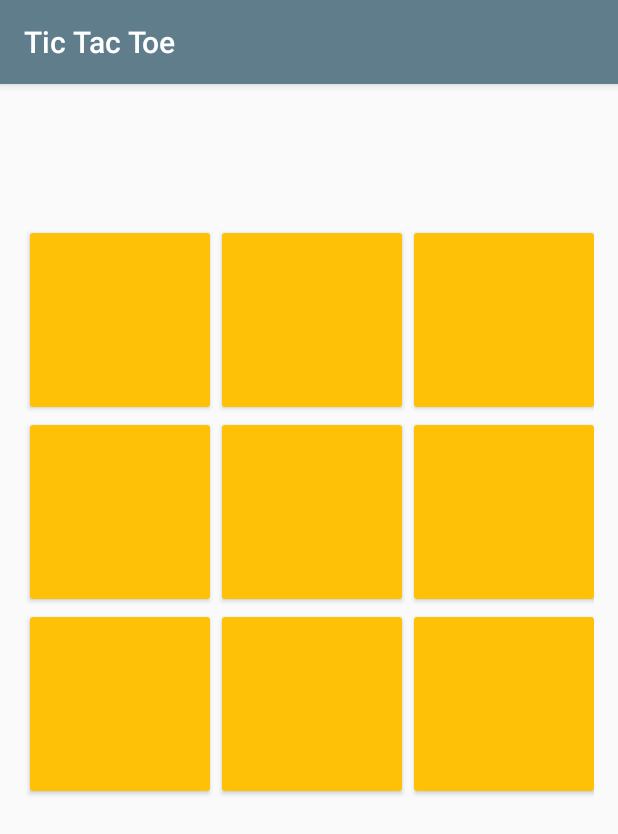
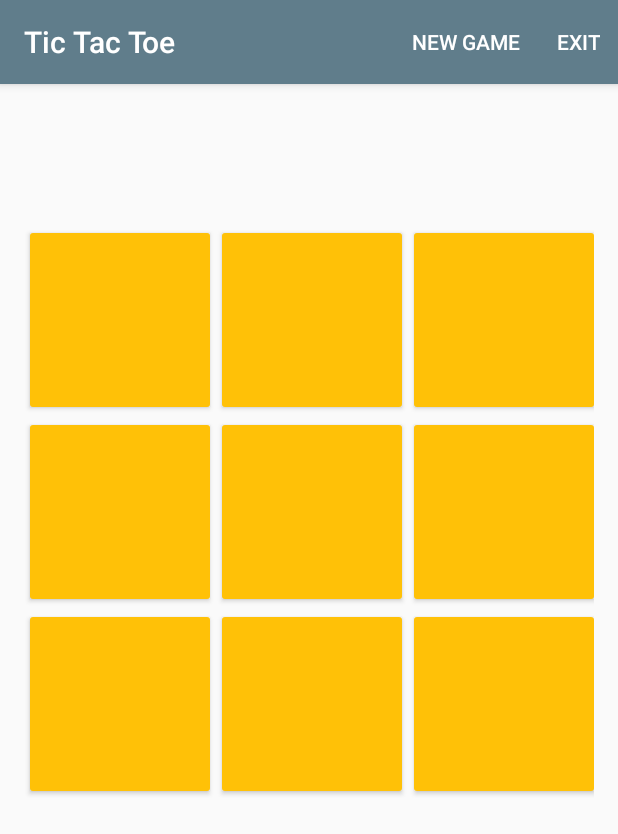
Before and after one commit to EspenBrun/TicTacToe, an Android app: the TicTacToeActivity screen opened directly, with no data from a screen before it, on a phone screen of 412 x 824 dp. Shown: the top 834 px of the screen. Run offline under Robolectric (Android 15) with nearby library versions, the phone set to English and light mode, and no system bars.

Commit message:
Menu added. Can exit app, and new game when ingame and on summary

```diff
--- a/app/src/main/res/layout/activity_summary.xml
+++ b/app/src/main/res/layout/activity_summary.xml
@@ -43,7 +43,7 @@
         android:layout_width="wrap_content"
         android:layout_height="wrap_content"
         android:onClick="newGame"
-        android:text="New game"
+        android:text="@string/new_game"
         android:layout_gravity="center"/>
 
 </LinearLayout>
--- /dev/null
+++ b/app/src/main/res/menu/menu_ingame.xml
@@ -0,0 +1,15 @@
+<menu xmlns:android="http://schemas.android.com/apk/res/android"
+    xmlns:app="http://schemas.android.com/apk/res-auto"
+    xmlns:tools="http://schemas.android.com/tools"
+    tools:context=".MainActivity">
+    <item
+        android:id="@+id/new_game"
+        android:orderInCategory="1"
+        android:title="@string/new_game"
+        app:showAsAction="ifRoom" />
+    <item
+        android:id="@+id/menu_exit"
+        android:orderInCategory="2"
+        android:title="@string/exit"
+        app:showAsAction="ifRoom" />
+</menu>
--- a/app/src/main/res/values/strings.xml
+++ b/app/src/main/res/values/strings.xml
@@ -16,4 +16,6 @@
     <string name="lost">\u0020lost.</string>
     <string name="draw">Draw!</string>
     <string name="moves_per_match">Moves per match:</string>
+    <string name="new_game">New game</string>
+    <string name="exit">Exit</string>
 </resources>
```
Also changed, not shown: app/src/main/java/com/example/android/tictactoe/MainActivity.java (+28 -3 lines), app/src/main/java/com/example/android/tictactoe/PlayersActivity.java (+23 -4 lines), app/src/main/java/com/example/android/tictactoe/SummaryActivity.java (+32 -2 lines), app/src/main/java/com/example/android/tictactoe/TicTacToeActivity.java (+29 -0 lines), app/src/main/res/menu/menu_main.xml (added, +10 -0 lines).
